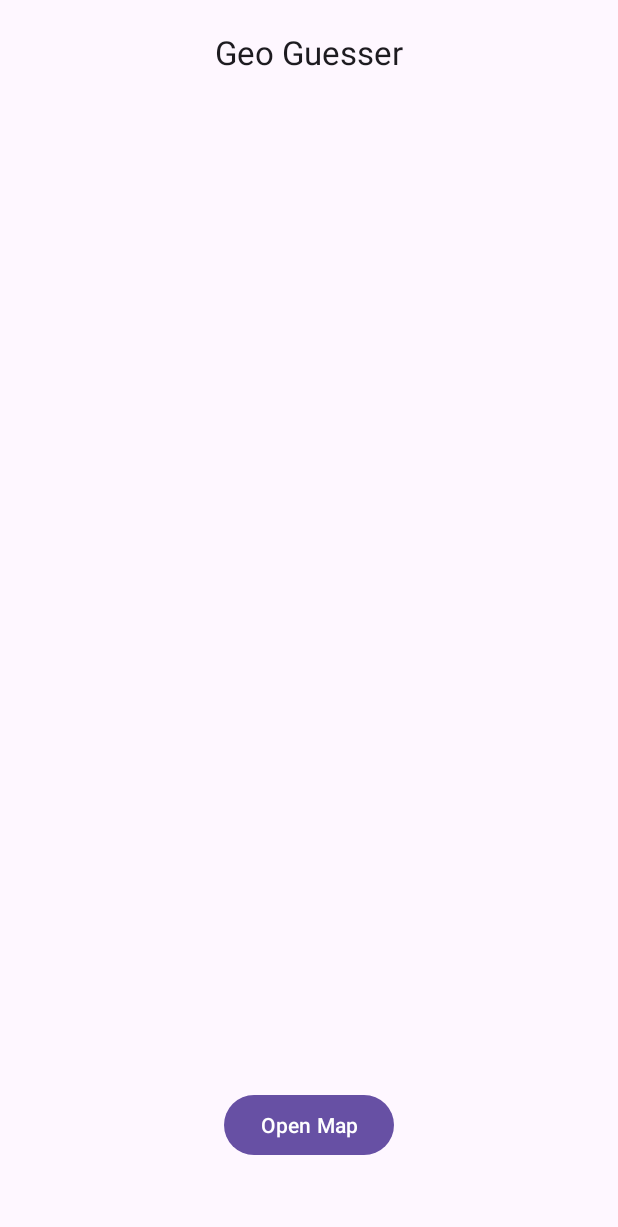
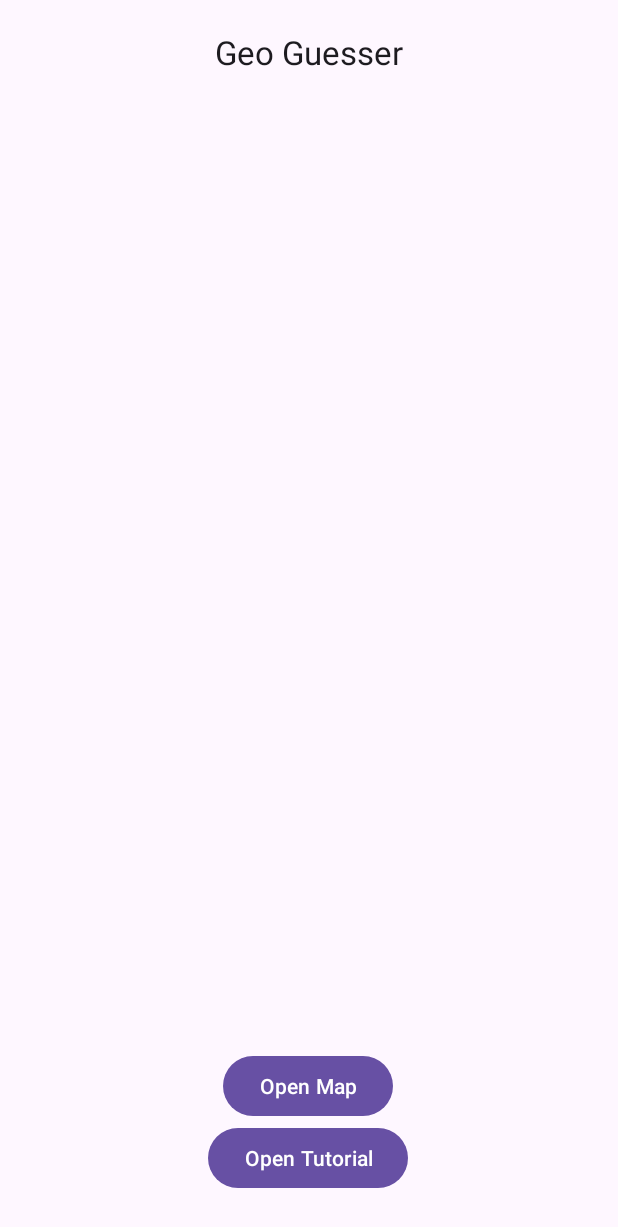
Before and after one commit to marcuswhite461/cis357-Project, an Android app: the screen it shows after launch (MainActivity), on a phone screen of 412 x 824 dp. Shown: the top 1227 px of the screen. Run offline under Robolectric (Android 15) with nearby library versions, the phone set to English and light mode, and no system bars; 2 statements that could not run were skipped.

Commit message:
Added fonts,tutorial screen, transitions, and pictures

```diff
--- a/app/src/main/AndroidManifest.xml
+++ b/app/src/main/AndroidManifest.xml
@@ -12,6 +12,9 @@
         android:supportsRtl="true"
         android:theme="@style/Theme.Blank_App"
         tools:targetApi="31">
+        <activity
+            android:name=".MainTutorial"
+            android:exported="false" />
         <activity
             android:name=".MapActivity"
             android:exported="false" />
@@ -31,7 +34,6 @@
             android:name="com.google.android.geo.API_KEY"
             android:value="${GOOGLE_MAPS_API_KEY}" />
 
-
         <activity
             android:name=".MainActivity"
             android:exported="true">
--- a/app/src/main/java/com/example/blank_app/MainActivity.kt
+++ b/app/src/main/java/com/example/blank_app/MainActivity.kt
@@ -18,13 +18,28 @@ class MainActivity : AppCompatActivity()  {
 
         //buttons
         val OpenMapButton = findViewById<Button>(R.id.OpenMapButton)
+        val OpenTutorialButton = findViewById<Button>(R.id.OpenTutorialButton)
         //event listeners
         OpenMapButton.setOnClickListener{v ->
             Intent(this, MapActivity::class.java).also{
                 startActivity(it)
             }
         }
+<<<<<<< Updated upstream
 
+=======
+
+        OpenTutorialButton.setOnClickListener{v ->
+            Intent(this, MainTutorial::class.java).also{
+                startActivity(it)
+            }
+        }
+
+
+
+
+
+>>>>>>> Stashed changes
 
 
 
--- a/app/src/main/res/layout/activity_main.xml
+++ b/app/src/main/res/layout/activity_main.xml
@@ -31,12 +31,23 @@
         android:id="@+id/OpenMapButton"
         android:layout_width="wrap_content"
         android:layout_height="wrap_content"
-        android:layout_marginBottom="50dp"
+        android:layout_marginBottom="76dp"
         android:text="Open Map"
         app:layout_constraintBottom_toBottomOf="parent"
         app:layout_constraintEnd_toEndOf="parent"
+        app:layout_constraintHorizontal_bias="0.498"
+        app:layout_constraintStart_toStartOf="parent" />
+
+    <Button
+        android:id="@+id/OpenTutorialButton"
+        android:layout_width="wrap_content"
+        android:layout_height="wrap_content"
+        android:layout_marginBottom="28dp"
+        android:text="Open Tutorial"
+        app:layout_constraintBottom_toBottomOf="parent"
+        app:layout_constraintEnd_toEndOf="parent"
+        app:layout_constraintHorizontal_bias="0.498"
         app:layout_constraintStart_toStartOf="parent" />
 
 
-
 </androidx.constraintlayout.widget.ConstraintLayout>
```
Also changed, not shown: app/src/main/java/com/example/blank_app/MainTutorial.kt (added, +24 -0 lines), app/src/main/res/drawable/font.xml (added, +7 -0 lines), app/src/main/res/drawable/rectangle.xml (added, +10 -0 lines), app/src/main/res/layout/activity_main_tutorial.xml (added, +52 -0 lines), app/src/main/res/drawable/map_red_pin.png (added), app/src/main/res/drawable/worldmap.png (added), app/src/main/res/font/oxygene1.TTF (added).
